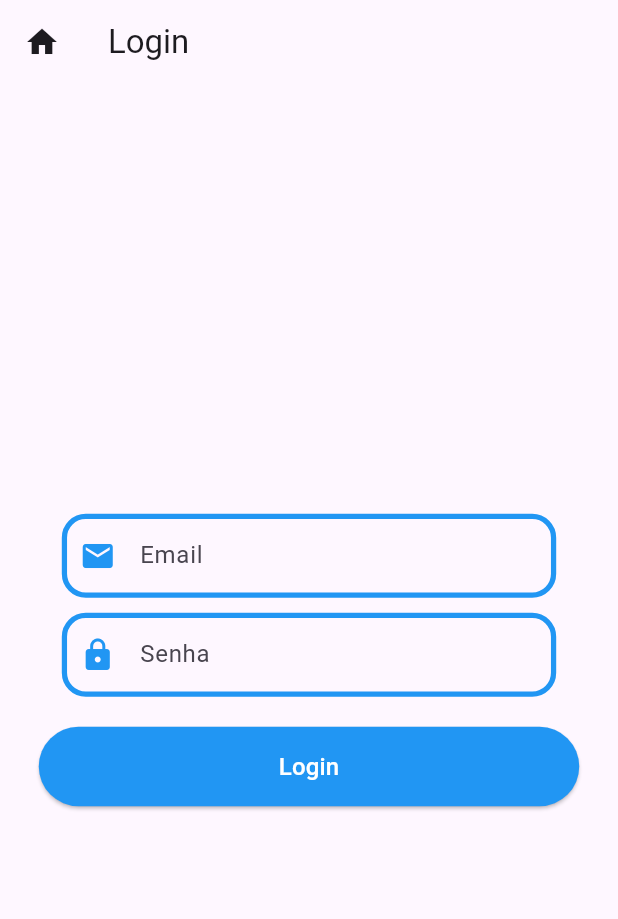
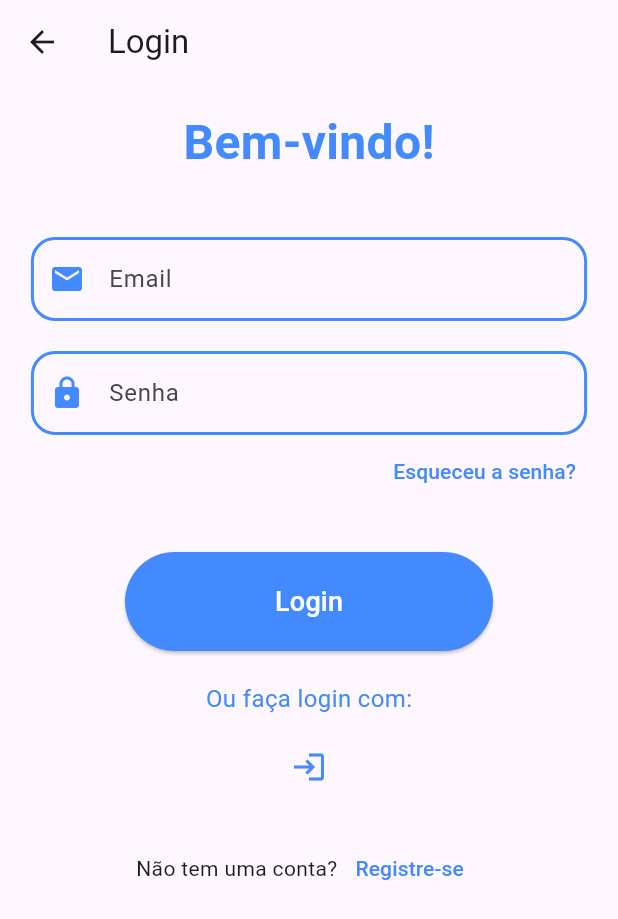
Before and after one commit to DaviEspinosa/Flutter_Projects, a Flutter app: the LoginPageScreen screen opened directly, on a phone screen of 412 x 824 dp. Shown: the top 919 px of the screen. Run offline on Flutter 3.47's test engine with Material 3 defaults, Android fonts, the phone set to English and light mode, and no system bars; our stand-ins replace cloud_firestore, firebase_auth, firebase_core, qr_flutter; missing offline and left inert: mobile_scanner, qr_code_app; accounts and stored records are empty; statements that could not run were skipped.

Commit message:
Depuração Ok

```diff
--- a/qr_code_app/lib/screens/first_page.dart
+++ b/qr_code_app/lib/screens/first_page.dart
@@ -51,7 +51,7 @@ class FirstPage extends StatelessWidget {
                     'Cadastro',
                     Icons.person_add,
                     () {
-                      Navigator.pushReplacement(
+                      Navigator.push(
                         context,
                         MaterialPageRoute(builder: (context) => SignUpScreen()),
                       );
@@ -62,7 +62,7 @@ class FirstPage extends StatelessWidget {
                     'Login',
                     Icons.login,
                     () {
-                      Navigator.pushReplacement(
+                      Navigator.push(
                         context,
                         MaterialPageRoute(builder: (context) => LoginPageScreen()),
                       );
--- a/qr_code_app/lib/screens/sign_in_screen.dart
+++ b/qr_code_app/lib/screens/sign_in_screen.dart
@@ -35,60 +35,77 @@ class _LoginPageState extends State<LoginPageScreen> {
     return Scaffold(
       appBar: AppBar(
         title: Text('Login'),
-        leading: Icon(Icons.home),
+        elevation: 0,
       ),
-      body: Padding(
-        padding: const EdgeInsets.all(16.0),
-        child: Center(
+      body: SingleChildScrollView(
+        child: Padding(
+          padding: const EdgeInsets.all(16.0),
           child: Column(
             mainAxisAlignment: MainAxisAlignment.center,
             children: <Widget>[
+              Text(
+                'Bem-vindo!',
+                style: TextStyle(
+                  fontSize: 32,
+                  fontWeight: FontWeight.bold,
+                  color: Colors.blueAccent,
+                ),
+              ),
+              SizedBox(height: 40),
               Container(
-                width: MediaQuery.of(context).size.width * 0.8, // 80% da largura
+                width: MediaQuery.of(context).size.width * 0.9,
                 child: TextField(
                   controller: _emailController,
                   decoration: InputDecoration(
                     labelText: 'Email',
-                    prefixIcon: Icon(Icons.email, color: Colors.blue),
-
+                    prefixIcon: Icon(Icons.email, color: Colors.blueAccent),
                     enabledBorder: OutlineInputBorder(
                       borderRadius: BorderRadius.circular(16.0),
-                      borderSide: BorderSide(color: Colors.blue, width: 3.5),
+                      borderSide: BorderSide(color: Colors.blueAccent, width: 2.0),
                     ),
                     focusedBorder: OutlineInputBorder(
                       borderRadius: BorderRadius.circular(16.0),
-                      borderSide: BorderSide(color: Colors.blue, width: 3.5),
+                      borderSide: BorderSide(color: Colors.blueAccent, width: 2.0),
                     ),
                   ),
                 ),
               ),
-              SizedBox(height: 10),
+              SizedBox(height: 20),
               Container(
-                width: MediaQuery.of(context).size.width * 0.8, // 80% da largura
+                width: MediaQuery.of(context).size.width * 0.9,
                 child: TextField(
                   controller: _passwordController,
                   decoration: InputDecoration(
                     labelText: 'Senha',
-                    prefixIcon: Icon(Icons.lock, color: Colors.blue),
+                    prefixIcon: Icon(Icons.lock, color: Colors.blueAccent),
                     enabledBorder: OutlineInputBorder(
                       borderRadius: BorderRadius.circular(16.0),
-                      borderSide: BorderSide(color: Colors.blue, width: 3.5),
+                      borderSide: BorderSide(color: Colors.blueAccent, width: 2.0),
                     ),
                     focusedBorder: OutlineInputBorder(
                       borderRadius: BorderRadius.circular(16.0),
-                      borderSide: BorderSide(color: Colors.blue, width: 3.5),
+                      borderSide: BorderSide(color: Colors.blueAccent, width: 2.0),
                     ),
                   ),
                   obscureText: true,
                 ),
-
               ),
-              SizedBox(height: 20),
+              Align(
+                alignment: Alignment.centerRight,
+                child: TextButton(
+                  onPressed: () {
+                    // Implementar ação de "Esqueceu a senha?"
+                  },
+                  child: Text(
+                    'Esqueceu a senha?',
+                    style: TextStyle(color: Colors.blueAccent),
+                  ),
+                ),
+              ),
+              SizedBox(height: 30),
               ElevatedButton(
                 style: ElevatedButton.styleFrom(
-                  padding: EdgeInsets.symmetric(horizontal: 160, vertical: 15),
-                  backgroundColor: Colors.blue,
-                  foregroundColor: Colors.white, // Cor do texto do botão
+                  padding: EdgeInsets.symmetric(horizontal: 100, vertical: 20), backgroundColor: Colors.blueAccent,
                   shape: RoundedRectangleBorder(
                     borderRadius: BorderRadius.circular(50),
                   ),
@@ -96,8 +113,36 @@ class _LoginPageState extends State<LoginPageScreen> {
                 onPressed: _login,
                 child: Text(
                   'Login',
-                  style: TextStyle(fontSize: 16),
+                  style: TextStyle(fontSize: 18, color: Color.fromARGB(255, 255, 255, 255)),
                 ),
+              ),
+              SizedBox(height: 20),
+              Text(
+                'Ou faça login com:',
+                style: TextStyle(fontSize: 16, color: Colors.blueAccent),
+              ),
+              SizedBox(height: 10),
+              IconButton(
+                icon: Icon(Icons.login, color: Colors.blueAccent),
+                onPressed: () {
+                  // Implementar login com Google
+                },
+              ),
+              SizedBox(height: 20),
+              Row(
+                mainAxisAlignment: MainAxisAlignment.center,
+                children: <Widget>[
+                  Text('Não tem uma conta?'),
+                  TextButton(
+                    onPressed: () {
+                      // Implementar ação de "Registrar"
+                    },
+                    child: Text(
+                      'Registre-se',
+                      style: TextStyle(color: Colors.blueAccent),
+                    ),
+                  ),
+                ],
               ),
               if (_errorMessage.isNotEmpty)
                 Padding(
```
Also changed, not shown: qr_code_app/lib/screens/signup_screen.dart (+31 -39 lines).
